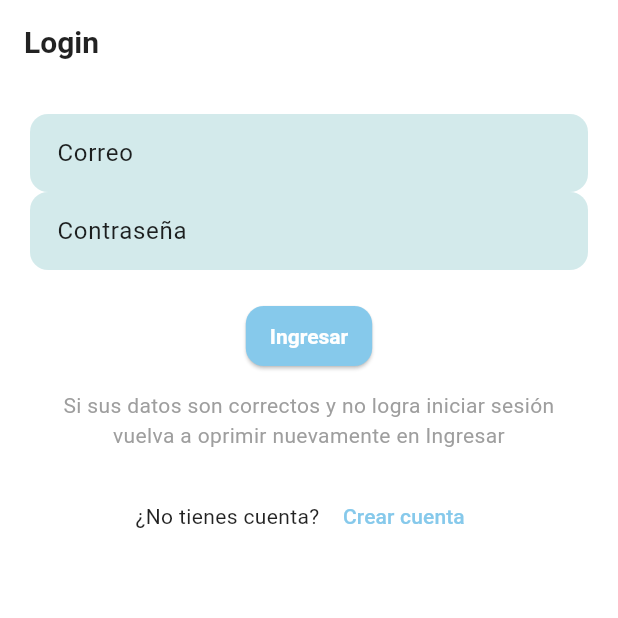
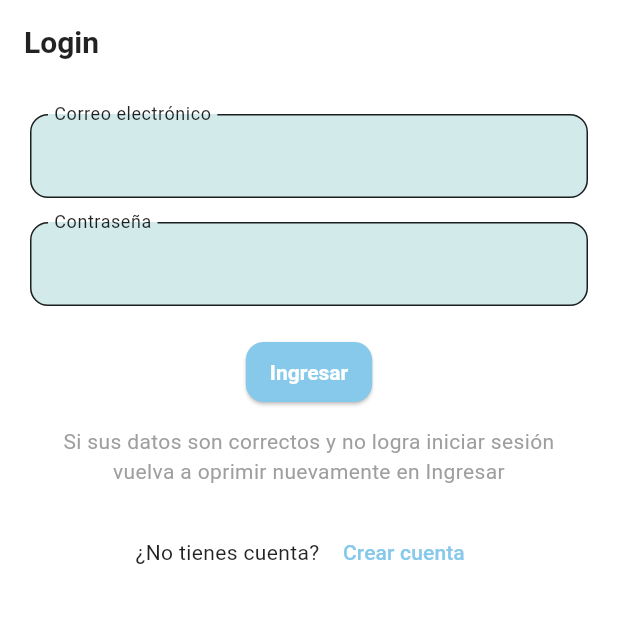
Before and after one commit to yahirmnk/menu_app, a Flutter app: the screen it shows after launch, on a phone screen of 412 x 824 dp, the top half of it. Run offline on Flutter 3.47's test engine with Material 3 defaults, Android fonts, the light colour scheme and no system bars.

Commit message:
reparo de login en diseño margenes

```diff
--- a/lib/screens/login_screen.dart
+++ b/lib/screens/login_screen.dart
@@ -58,15 +58,30 @@ class _LoginScreenState extends State<LoginScreen> {
           children: [
             TextField(
               controller: _correoController,
+              decoration: const InputDecoration(
+                labelText: "Correo electrónico",
+                floatingLabelBehavior: FloatingLabelBehavior.always,
+                border: OutlineInputBorder(
+                  borderRadius: BorderRadius.all(Radius.circular(12)),
+                ),
+                contentPadding: EdgeInsets.symmetric(vertical: 16, horizontal: 12),
+              ),
               keyboardType: TextInputType.emailAddress,
-              decoration: const InputDecoration(labelText: "Correo"),
-              onSubmitted: (_) => _loading ? null : _login(), // opcional
             ),
+
+            const SizedBox(height: 16), // <- separación entre campos
+
             TextField(
               controller: _passwordController,
-              decoration: const InputDecoration(labelText: "Contraseña"),
               obscureText: true,
-              onSubmitted: (_) => _loading ? null : _login(), // opcional
+              decoration: const InputDecoration(
+                labelText: "Contraseña",
+                floatingLabelBehavior: FloatingLabelBehavior.always,
+                border: OutlineInputBorder(
+                  borderRadius: BorderRadius.all(Radius.circular(12)),
+                ),
+                contentPadding: EdgeInsets.symmetric(vertical: 16, horizontal: 12),
+              ),
             ),
             const SizedBox(height: 20),
             if (_error != null)
```
